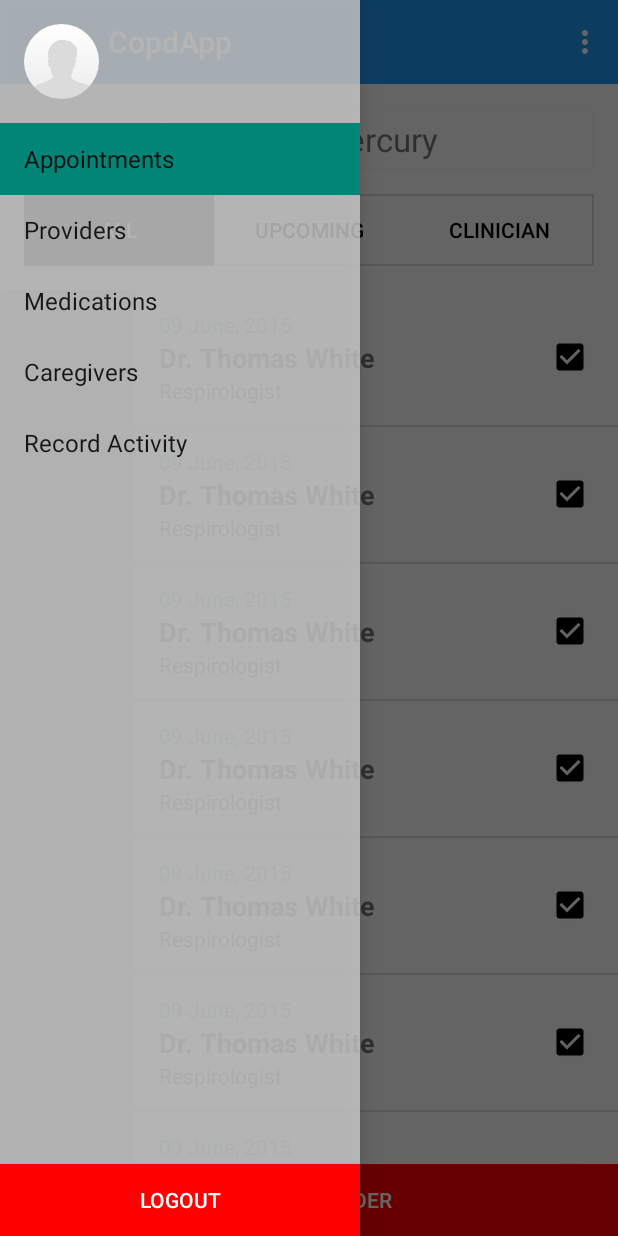
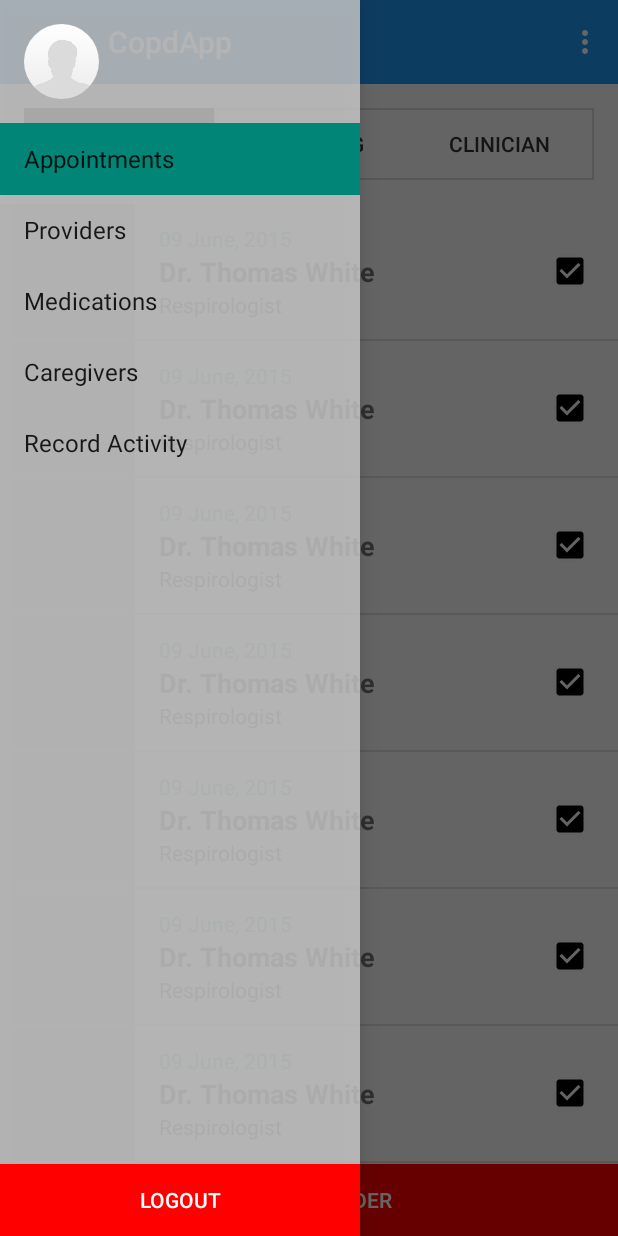
Before and after one commit to andreypetrov/CopdApp, an Android app: the screen it shows after launch (HomeActivity), on a phone screen of 412 x 824 dp. Run offline under Robolectric (Android 15) with nearby library versions, the phone set to English and light mode, and no system bars; our stand-ins replace CircleImageView, Picasso; libraries missing offline, so code that uses them is left out: com.orm; pictures from the network do not load.

Commit message:
Removed spinner, exported blue color to colors.xml

```diff
--- a/app/src/main/java/com/petrodevelopment/copdapp/activities/HomeActivity.java
+++ b/app/src/main/java/com/petrodevelopment/copdapp/activities/HomeActivity.java
@@ -47,24 +47,24 @@ public class HomeActivity extends ActionBarActivity
         Toolbar toolbar = (Toolbar) findViewById(R.id.toolbar);
         setSupportActionBar(toolbar);
         initDrawer();
-        initSpinner();
+//        initSpinner();
         mTitle = getTitle();
 
 //        Retrofit.initialize();
 //        startRecordActivity();
     }
 
-    private void initSpinner() {
-        Spinner spinner = (Spinner) findViewById(R.id.sort_by_spinner);
-// Create an ArrayAdapter using the string array and a default spinner layout
-        ArrayAdapter<CharSequence> adapter = ArrayAdapter.createFromResource(this,
-                R.array.planets_array, R.layout.dropdown_textview);
-// Specify the layout to use when the list of choices appears
-        adapter.setDropDownViewResource(android.R.layout.simple_spinner_dropdown_item);
-// Apply the adapter to the spinner
-
-        spinner.setAdapter(adapter);
-    }
+//    private void initSpinner() {
+//        Spinner spinner = (Spinner) findViewById(R.id.sort_by_spinner);
+//// Create an ArrayAdapter using the string array and a default spinner layout
+//        ArrayAdapter<CharSequence> adapter = ArrayAdapter.createFromResource(this,
+//                R.array.planets_array, R.layout.dropdown_textview);
+//// Specify the layout to use when the list of choices appears
+//        adapter.setDropDownViewResource(android.R.layout.simple_spinner_dropdown_item);
+//// Apply the adapter to the spinner
+//
+//        spinner.setAdapter(adapter);
+//    }
 
 
     private void startRecordActivity (){
--- a/app/src/main/res/drawable/tab_font_color.xml
+++ b/app/src/main/res/drawable/tab_font_color.xml
@@ -2,5 +2,5 @@
 <selector xmlns:android="http://schemas.android.com/apk/res/android">
     <item android:color="@color/white" android:state_selected="true"></item>
     <item android:color="@color/white" android:state_pressed="true"></item>
-    <item android:color="@color/primary_dark_material_dark"></item>
+    <item android:color="#323232"></item>
 </selector>
--- a/app/src/main/res/drawable/tabs.xml
+++ b/app/src/main/res/drawable/tabs.xml
@@ -2,9 +2,10 @@
 <shape xmlns:android="http://schemas.android.com/apk/res/android"
     android:shape="rectangle">
     <!--<corners android:radius="5dp" />-->
+    <solid android:color="@color/transparent"></solid>
     <stroke
         android:width="1dp"
         android:color="@color/secondary_text_disabled_material_light" />
-    <padding android:left="0dip" android:top="0dip" android:right="0dip"
-        android:bottom="0dip" />
+    <!--<padding android:left="0dip" android:top="0dip" android:right="0dip"-->
+        <!--android:bottom="0dip" />-->
 </shape>
--- a/app/src/main/res/layout/activity_home.xml
+++ b/app/src/main/res/layout/activity_home.xml
@@ -17,36 +17,36 @@
             android:id="@+id/toolbar"
             android:layout_width="match_parent"
             android:layout_height="wrap_content"
-            android:background="#2196F3"
+            android:background="@color/blue"
             android:minHeight="?android:attr/actionBarSize"
             app:theme="@style/ThemeOverlay.AppCompat.Dark.ActionBar"></android.support.v7.widget.Toolbar>
 
 
         <!-- As the main content view, the view below consumes the entire
              space available using match_parent in both dimensions. -->
-        <LinearLayout
-            android:layout_width="match_parent"
-            android:layout_height="wrap_content"
-            android:orientation="horizontal"
-            android:padding="@dimen/activity_horizontal_margin">
+        <!--<LinearLayout-->
+            <!--android:layout_width="match_parent"-->
+            <!--android:layout_height="wrap_content"-->
+            <!--android:orientation="horizontal"-->
+            <!--android:padding="@dimen/activity_horizontal_margin">-->
 
-            <TextView
-                android:layout_width="wrap_content"
-                android:layout_height="wrap_content"
-                android:layout_gravity="center"
-                android:layout_marginRight="@dimen/activity_vertical_margin"
-                android:text="@string/sort_by"
-                android:textSize="@dimen/abc_text_size_large_material"/>
+            <!--<TextView-->
+                <!--android:layout_width="wrap_content"-->
+                <!--android:layout_height="wrap_content"-->
+                <!--android:layout_gravity="center"-->
+                <!--android:layout_marginRight="@dimen/activity_vertical_margin"-->
+                <!--android:text="@string/sort_by"-->
+                <!--android:textSize="@dimen/abc_text_size_large_material"/>-->
 
-            <Spinner
-                android:id="@+id/sort_by_spinner"
-                android:layout_width="match_parent"
-                android:layout_height="wrap_content"
-                android:background="@drawable/spinner_background"
-                android:dropDownSelector="@drawable/ic_alarm_add_grey600_48dp"
-                android:textSize="@dimen/abc_text_size_large_material"></Spinner>
+            <!--<Spinner-->
+                <!--android:id="@+id/sort_by_spinner"-->
+                <!--android:layout_width="match_parent"-->
+                <!--android:layout_height="wrap_content"-->
+                <!--android:background="@drawable/spinner_background"-->
+                <!--android:dropDownSelector="@drawable/ic_alarm_add_grey600_48dp"-->
+                <!--android:textSize="@dimen/abc_text_size_large_material"></Spinner>-->
 
-        </LinearLayout>
+        <!--</LinearLayout>-->
 
         <!-- Swap different list fragments in the frame layout -->
         <FrameLayout
--- a/app/src/main/res/layout/fragment_appointments.xml
+++ b/app/src/main/res/layout/fragment_appointments.xml
@@ -12,6 +12,7 @@
         android:layout_marginRight="@dimen/activity_horizontal_margin"
         android:layout_marginLeft="@dimen/activity_horizontal_margin"
         android:layout_marginBottom="@dimen/activity_vertical_margin"
+        android:layout_marginTop="@dimen/activity_vertical_margin"
         android:layout_width="match_parent"
         android:layout_height="wrap_content"
         android:background="@drawable/tabs"
--- a/app/src/main/res/values/colors.xml
+++ b/app/src/main/res/values/colors.xml
@@ -2,6 +2,7 @@
 <resources>
 
     <!-- Aleksandra's colors -->
+    <color name="blue">#2196F3</color>
     <color name="yellow_dark">#ffe293</color>
     <color name="yellow_light">#f6f086</color>
     <color name="teal">#00b686</color>
```
